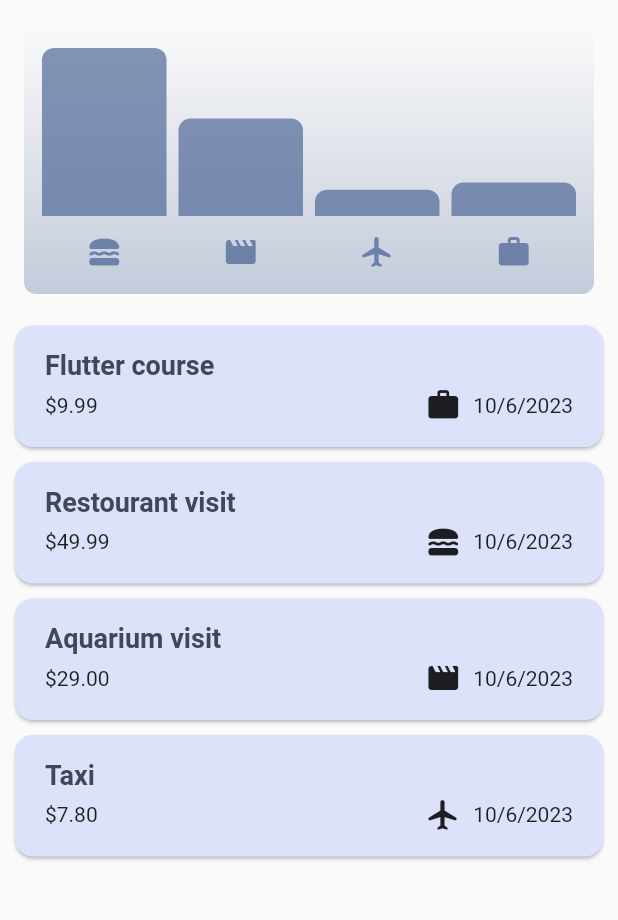
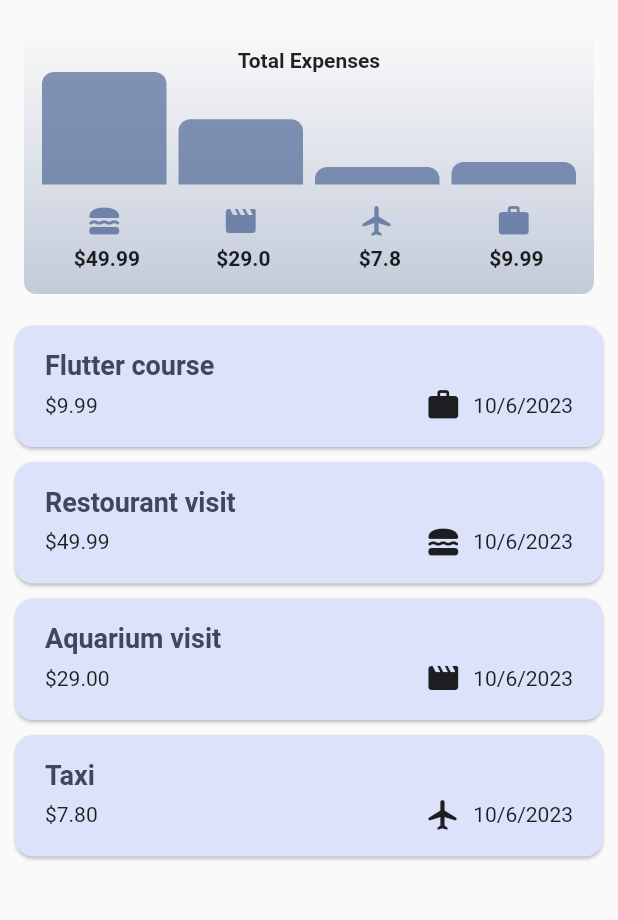
Before and after one commit to Ferskken/expense_tracker, a Flutter app: the screen it shows after launch, on a phone screen of 412 x 824 dp, the part 84-1004 px from its top. Run offline on Flutter 3.47's test engine with Material 2 defaults, Android fonts, the phone set to English and light mode, and no system bars.

Commit message:
Added a total expenses text widget above the charts, and a total sum in dollars under the icons in the chart.

```diff
--- a/lib/widgets/chart/chart.dart
+++ b/lib/widgets/chart/chart.dart
@@ -54,11 +54,17 @@ class Chart extends StatelessWidget {
       ),
       child: Column(
         children: [
+          Text(
+            'Total Expenses',
+            style: const TextStyle(
+              fontWeight: FontWeight.bold,
+            ),
+          ),
           Expanded(
             child: Row(
               crossAxisAlignment: CrossAxisAlignment.end,
               children: [
-                for (final bucket in buckets) // alternative to map()
+                for (final bucket in buckets)
                   ChartBar(
                     fill: bucket.totalExpenses == 0
                         ? 0
@@ -69,12 +75,14 @@ class Chart extends StatelessWidget {
           ),
           const SizedBox(height: 12),
           Row(
-            children: buckets
-                .map(
-                  (bucket) => Expanded(
+            children: [
+              ...buckets.map((bucket) {
+                return Expanded(
                   child: Padding(
                     padding: const EdgeInsets.symmetric(horizontal: 4),
-                      child: Icon(
+                    child: Column(
+                      children: [
+                        Icon(
                           categoryIcons[bucket.category],
                           color: isDarkMode
                               ? Theme.of(context).colorScheme.secondary
@@ -83,10 +91,21 @@ class Chart extends StatelessWidget {
                                   .primary
                                   .withOpacity(0.7),
                         ),
+                        const SizedBox(
+                            height:
+                                5), // Add spacing between icon and text field
+                        Text(
+                          ' \$${bucket.totalExpenses}',
+                          style: const TextStyle(
+                            fontWeight: FontWeight.bold,
                           ),
                         ),
-                )
-                .toList(),
+                      ],
+                    ),
+                  ),
+                );
+              }).toList(),
+            ],
           )
         ],
       ),
```
Lines whose indentation alone changed are shown as unchanged.
